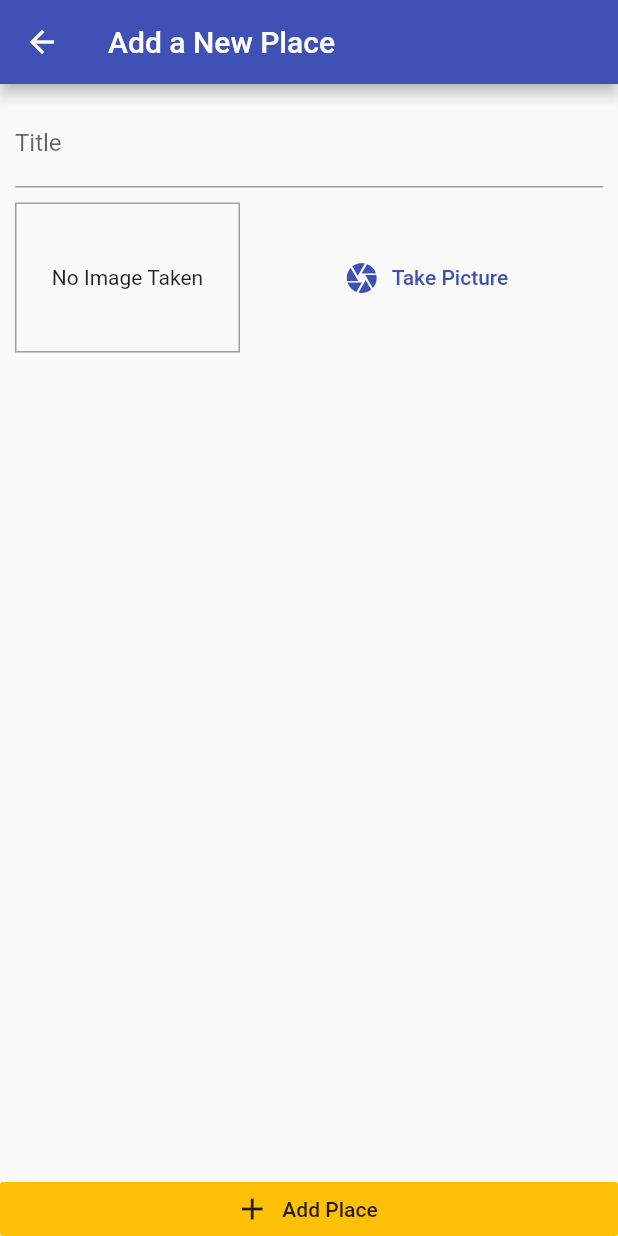
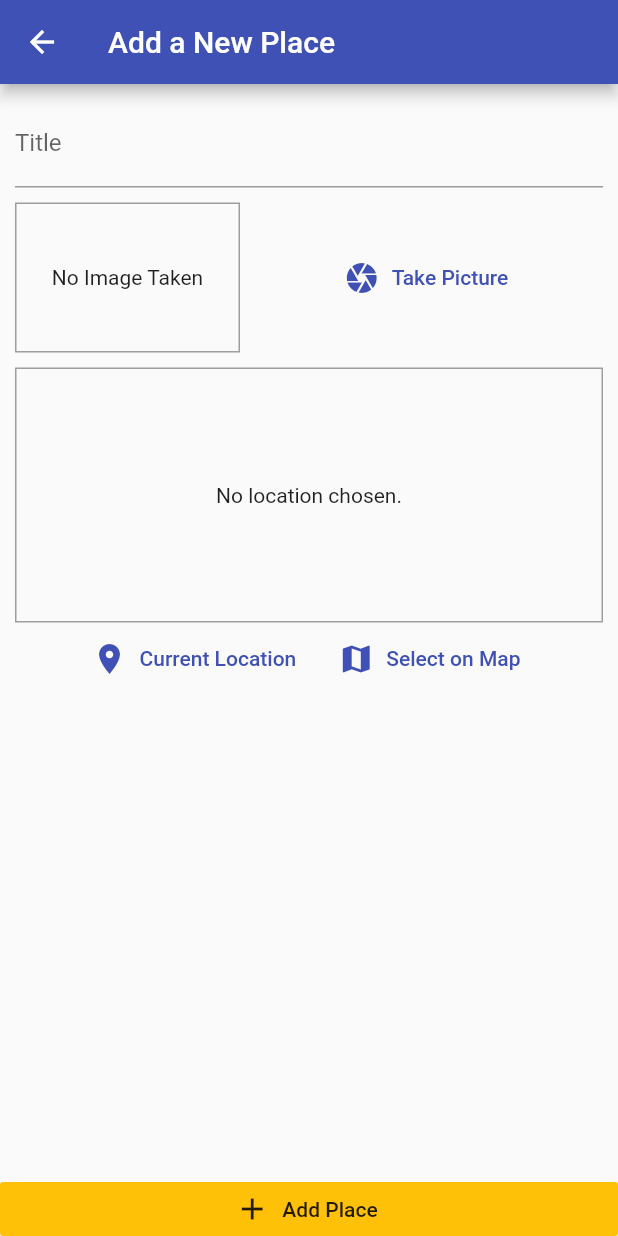
Before and after one commit to quangkhatran/great_places_app, a Flutter app: the AddPlaceScreen screen opened by its route, on a phone screen of 412 x 824 dp. Run offline on Flutter 3.47's test engine with Material 2 defaults, Android fonts, the phone set to English and light mode, and no system bars; our stand-ins replace google_maps_flutter, image_picker, location, sqflite; accounts and stored records are empty.

Commit message:
show the current location on the Google Map

```diff
--- /dev/null
+++ b/lib/helpers/location_helper.dart
@@ -0,0 +1,7 @@
+const GOOGLE_API_KEY = 'AIzaSyCLfqAvwb65ndYKRo7Eh-1suS_4oVViNS4';
+
+class LocationHelper {
+  static String generateLocationPreviewImage({double latitude, double longitude,}){
+    return 'https://maps.googleapis.com/maps/api/staticmap?center=&$latitude,$longitude&zoom=16&size=600x300&maptype=roadmap&markers=color:red%7Clabel:A%7C$latitude,$longitude&key=$GOOGLE_API_KEY';
+  }
+}
--- a/lib/models/place.dart
+++ b/lib/models/place.dart
@@ -6,7 +6,7 @@ class PlaceLocation {
   final double latitude;
   final double longitude;
   final String address;
-  PlaceLocation({
+  const PlaceLocation({
     @required this.latitude,
     @required this.longitude,
     this.address,
--- a/lib/screens/add_place_screen.dart
+++ b/lib/screens/add_place_screen.dart
@@ -3,6 +3,7 @@ import 'package:flutter/material.dart';
 import 'package:provider/provider.dart';
 
 import '../widgets/image_input.dart';
+import '../widgets/location_input.dart';
 import '../providers/great_places.dart';
 
 class AddPlaceScreen extends StatefulWidget {
@@ -28,7 +29,6 @@ class _AddPlaceScreenState extends State<AddPlaceScreen> {
     Provider.of<GreatPlaces>(context, listen: false)
         .addPlace(_titleController.text, _pickedImage);
     Navigator.of(context).pop();
-
   }
 
   @override
@@ -53,6 +53,10 @@ class _AddPlaceScreenState extends State<AddPlaceScreen> {
                       height: 10,
                     ),
                     ImageInput(_selectImage),
+                    SizedBox(
+                      height: 10,
+                    ),
+                    LocationInput(),
                   ],
                 ),
               ),
--- /dev/null
+++ b/lib/widgets/location_input.dart
@@ -0,0 +1,87 @@
+import 'package:flutter/material.dart';
+import 'package:location/location.dart';
+
+import '../helpers/location_helper.dart';
+import '../screens/map_screen.dart';
+
+class LocationInput extends StatefulWidget {
+  @override
+  State<LocationInput> createState() => _LocationInputState();
+}
+
+class _LocationInputState extends State<LocationInput> {
+  String _previewImageUrl;
+
+  Future<void> _getCurrentUserLocation() async {
+    final locData = await Location().getLocation();
+    print(locData.latitude);
+    print(locData.longitude);
+    final staticMapImageUrl = LocationHelper.generateLocationPreviewImage(
+      latitude: locData.latitude,
+      longitude: locData.longitude,
+    );
+    setState(() {
+      _previewImageUrl = staticMapImageUrl;
+    });
+  }
+
+  Future<void> _selectOnMap() async {
+    final selectedLocation = await Navigator.of(context).push(
+      MaterialPageRoute(
+        fullscreenDialog: true,
+        builder: (ctx) => MapScreen(
+          isSelecting: true,
+        ),
+      ),
+    );
+    if(selectedLocation == null) {
+      return;
+    }
+    //...
+  }
+
+  @override
+  Widget build(BuildContext context) {
+    return Column(
+      children: <Widget>[
+        Container(
+            height: 170,
+            width: double.infinity,
+            alignment: Alignment.center,
+            decoration: BoxDecoration(
+              border: Border.all(
+                width: 1,
+                color: Colors.grey,
+              ),
+            ),
+            child: _previewImageUrl == null
+                ? Text(
+                    'No location chosen.',
+                    textAlign: TextAlign.center,
+                  )
+                : Image.network(
+                    _previewImageUrl,
+                    fit: BoxFit.cover,
+                    width: double.infinity,
+                  )),
+        Row(
+          mainAxisAlignment: MainAxisAlignment.center,
+          children: <Widget>[
+            FlatButton.icon(
+              icon: Icon(Icons.location_on),
+              label: Text('Current Location'),
+              textColor: Theme.of(context).primaryColor,
+              onPressed: _getCurrentUserLocation,
+            ),
+            FlatButton.icon(
+              icon: Icon(Icons.map),
+              label: Text('Select on Map'),
+              textColor: Theme.of(context).primaryColor,
+              onPressed: _selectOnMap,
+            ),
+          ],
+        )
+      ],
+    );
+  }
+}
--- a/pubspec.yaml
+++ b/pubspec.yaml
@@ -33,6 +33,8 @@ dependencies:
   path_provider: ^2.0.11
   path: ^1.8.1
   sqflite: ^2.0.2+1
+  location: ^4.4.0
+  google_maps_flutter: ^2.1.8
 
 dev_dependencies:
   flutter_test:
```
Also changed, not shown: lib/screens/map_screen.dart (added, +39 -0 lines), pubspec.lock, 12 other files.
